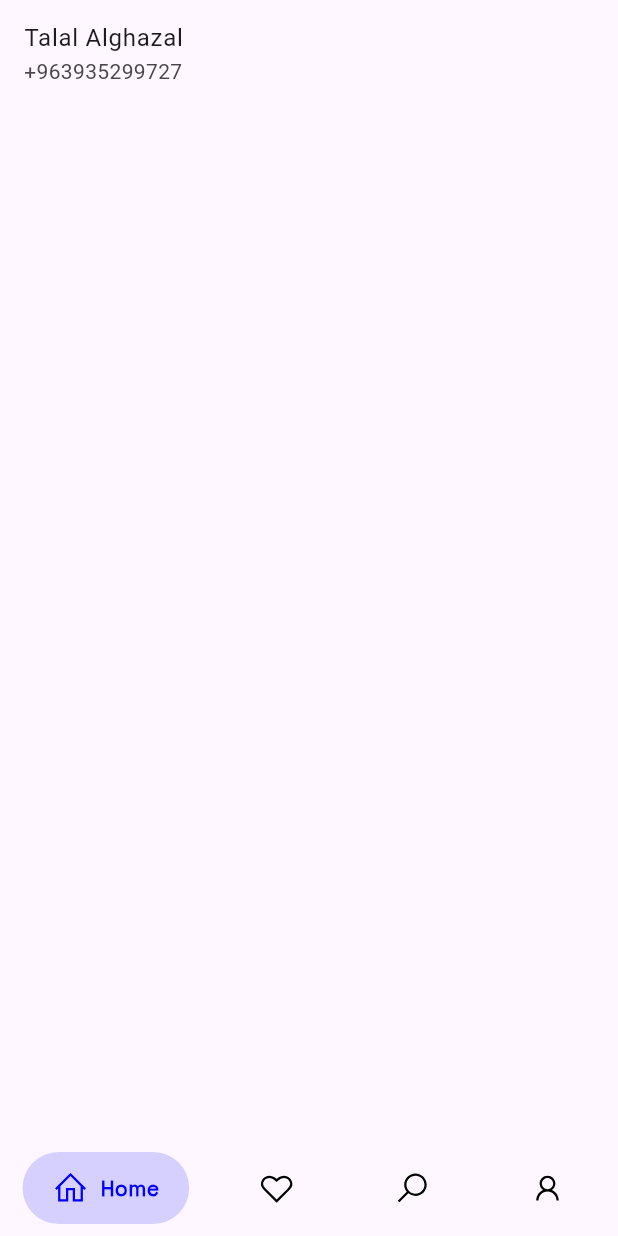
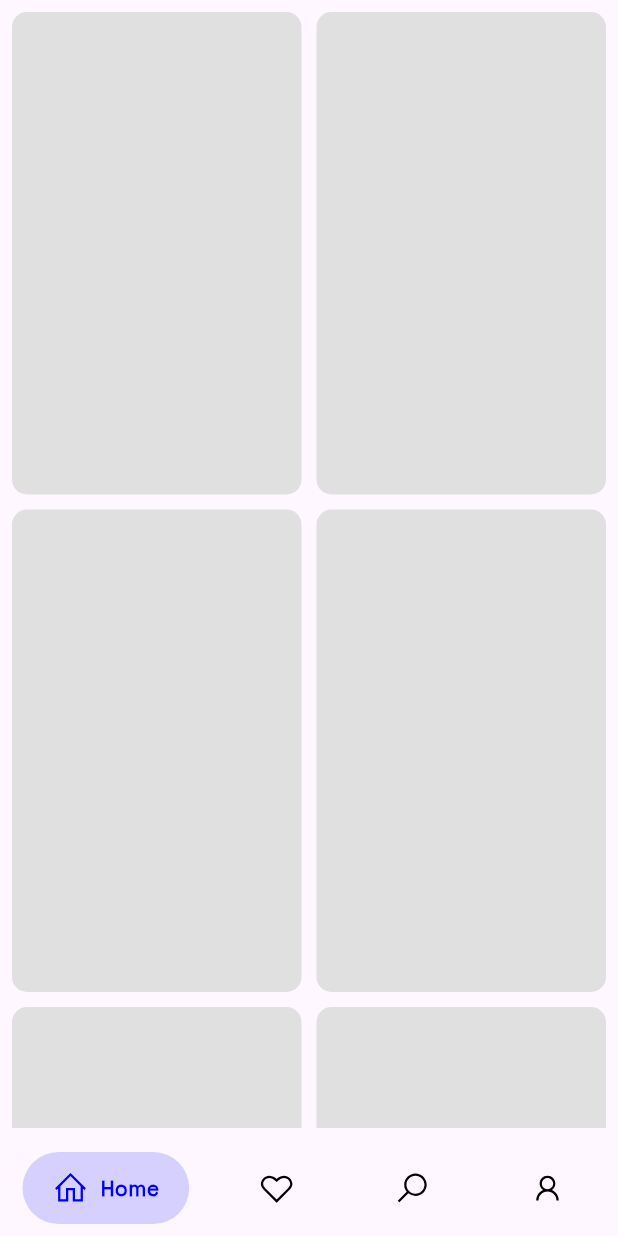
Before and after one commit to talalalghazal5/Pixie, a Flutter app: the screen it shows after launch, on a phone screen of 412 x 824 dp. Run offline on Flutter 3.47's test engine with Material 3 defaults, Android fonts, the phone set to English and light mode, and no system bars; drawn by our look-alikes of google_nav_bar; our stand-ins replace font_awesome_flutter, get, line_icons.

Commit message:
created the grid view to show the photos

```diff
--- a/pixie/lib/UI/view/home_page.dart
+++ b/pixie/lib/UI/view/home_page.dart
@@ -1,22 +1,27 @@
 import 'package:flutter/material.dart';
 
-class HomePage extends StatefulWidget {
+class HomePage extends StatelessWidget {
   const HomePage({super.key});
 
   @override
-  State<HomePage> createState() => _HomePageState();
-}
-
-class _HomePageState extends State<HomePage> {
-  @override
   Widget build(BuildContext context) {
-    return ListView(
-      children: [
-        ListTile(
-          title: Text('Talal Alghazal'),
-          subtitle: Text('+963935299727'),
+    return Padding(
+      padding: const EdgeInsets.all(8.0),
+      child: GridView.builder(
+        gridDelegate: const SliverGridDelegateWithFixedCrossAxisCount(
+          crossAxisCount: 2,
+          mainAxisSpacing: 10,
+          crossAxisSpacing: 10,
+          childAspectRatio: .6
+        ),
+        itemCount: 100,
+        itemBuilder: (context, index) => Container(
+          decoration: BoxDecoration(
+            color: Colors.grey[300],
+            borderRadius: BorderRadius.circular(10),
+          ),
         )
-      ],
+      ),
     );
   }
 }
```
